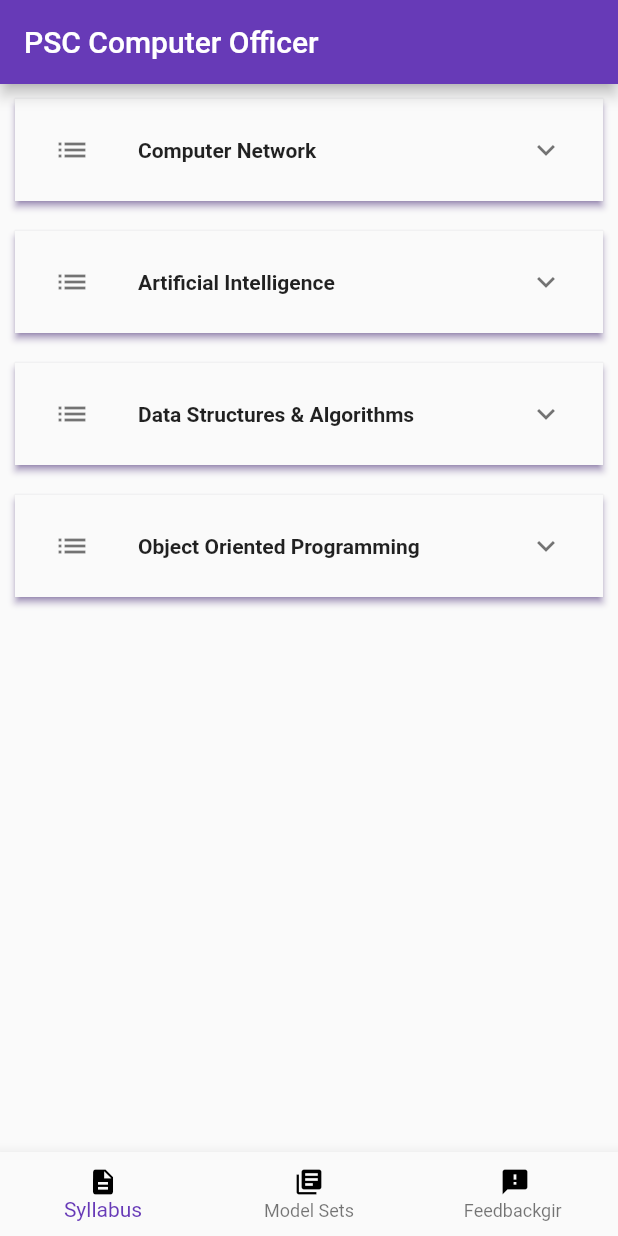
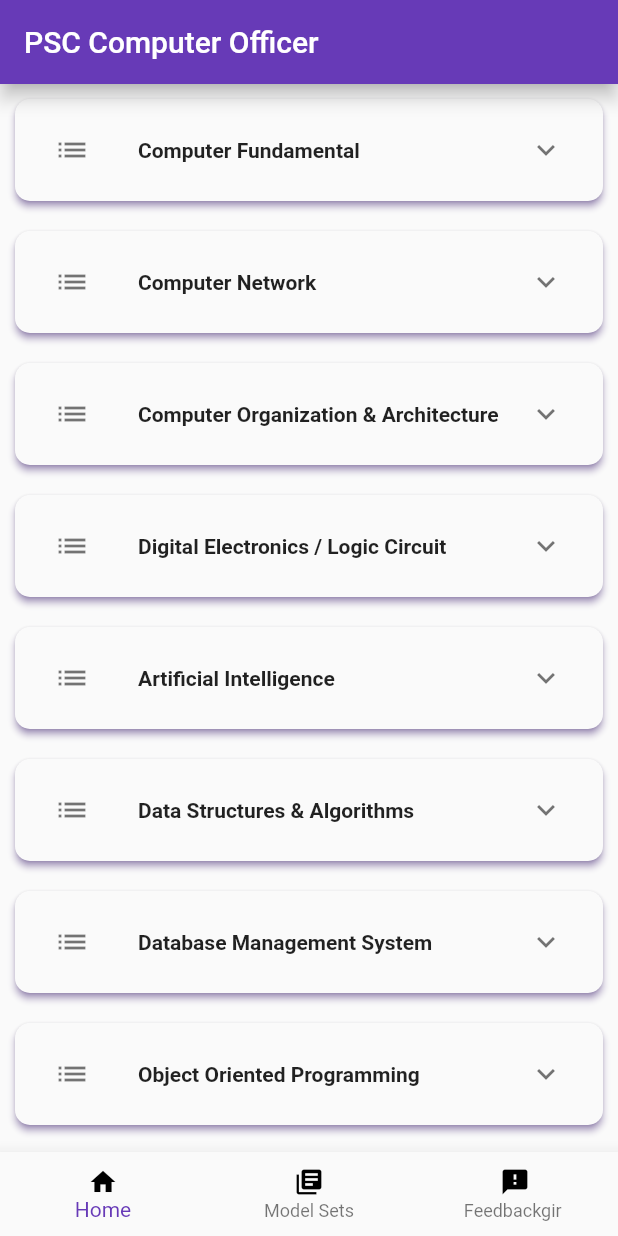
Before and after one commit to nishantjoshee/loksewaguide, a Flutter app: the screen it shows after launch, on a phone screen of 412 x 824 dp. Run offline on Flutter 3.47's test engine with Material 2 defaults, Android fonts, the light colour scheme and no system bars.

Commit message:
Added more subjects and options

```diff
--- a/lib/homePage.dart
+++ b/lib/homePage.dart
@@ -12,6 +12,9 @@ class _HomePageState extends State<HomePage> {
     return Padding(
       padding: EdgeInsets.all(10),
       child: Material(
+        shape: RoundedRectangleBorder(
+            borderRadius: BorderRadius.circular(10)
+        ),
       shadowColor: Colors.deepPurple,
       elevation: 2,
       child: Container(
@@ -39,6 +42,10 @@ class _HomePageState extends State<HomePage> {
                           Padding(
                             padding: const EdgeInsets.all(5.0),
                             child: RaisedButton(
+                              elevation: 6,
+                              shape: RoundedRectangleBorder(
+                                borderRadius: BorderRadius.circular(10)
+                              ),
                               onPressed: (){
                                 Navigator.push(
                                     context,
@@ -57,6 +64,10 @@ class _HomePageState extends State<HomePage> {
                           Padding(
                             padding: const EdgeInsets.all(5.0),
                             child: RaisedButton(
+                              elevation: 6,
+                              shape: RoundedRectangleBorder(
+                                  borderRadius: BorderRadius.circular(10)
+                              ),
                               onPressed: (){
                                 Navigator.push(
                                     context,
@@ -75,6 +86,10 @@ class _HomePageState extends State<HomePage> {
                           Padding(
                             padding: const EdgeInsets.all(5.0),
                             child: RaisedButton(
+                              elevation: 6,
+                              shape: RoundedRectangleBorder(
+                                  borderRadius: BorderRadius.circular(10)
+                              ),
                               onPressed: (){
                                 Navigator.push(
                                     context,
@@ -82,7 +97,7 @@ class _HomePageState extends State<HomePage> {
                                         builder: (BuildContext context)=>GetQuizJson(jsonPath)));
                               },
                               child: Text(
-                                  "Test",
+                                  "Quiz Test",
                                 style: TextStyle(
                                   color: Colors.white,
                                 ),
@@ -93,6 +108,32 @@ class _HomePageState extends State<HomePage> {
                           Padding(
                             padding: const EdgeInsets.all(5.0),
                             child: RaisedButton(
+                              elevation: 6,
+                              shape: RoundedRectangleBorder(
+                                  borderRadius: BorderRadius.circular(10)
+                              ),
+                              onPressed: (){
+                                Navigator.push(
+                                    context,
+                                    MaterialPageRoute(
+                                        builder: (BuildContext context)=>HomePage()));
+                              },
+                              child: Text(
+                                "Solutions",
+                                style: TextStyle(
+                                  color: Colors.white,
+                                ),
+                              ),
+                              color: Colors.deepPurple,
+                            ),
+                          ),
+                          Padding(
+                            padding: const EdgeInsets.all(5.0),
+                            child: RaisedButton(
+                              elevation: 6,
+                              shape: RoundedRectangleBorder(
+                                  borderRadius: BorderRadius.circular(10)
+                              ),
                               onPressed: (){
                                 Navigator.push(
                                     context,
@@ -128,13 +169,23 @@ class _HomePageState extends State<HomePage> {
         [DeviceOrientation.portraitDown, DeviceOrientation.portraitUp]);
     return Scaffold(
       appBar: AppBar(
+        elevation: 5,
         title: Text("PSC Computer Officer"),
       ),
       body: ListView(
         children: [
 
           customcard(
+              "Computer Fundamental",
+              "assets/ai_agent.json"),
+          customcard(
               "Computer Network",
+              "assets/ai_agent.json"),
+          customcard(
+              "Computer Organization & Architecture",
+              "assets/ai_agent.json"),
+          customcard(
+              "Digital Electronics / Logic Circuit",
               "assets/ai_agent.json"),
           customcard(
               "Artificial Intelligence",
@@ -143,16 +194,36 @@ class _HomePageState extends State<HomePage> {
               "Data Structures & Algorithms",
               "assets/ai_set1.json"),
           customcard(
+              "Database Management System",
+              "assets/ai_agent.json"),
+          customcard(
               "Object Oriented Programming",
               "assets/history_of_ai_1.json"),
+          customcard(
+              "Operating System",
+              "assets/ai_agent.json"),
+          customcard(
+              "Computer Graphics",
+              "assets/ai_agent.json"),
+          customcard(
+              "Software Engineering Principles (System Analysis & Desgin)",
+              "assets/ai_agent.json"),
+          customcard(
+              "Theory of Computation",
+              "assets/ai_agent.json"),
+          customcard(
+              "Compiler Design",
+              "assets/ai_agent.json"),
         ],
       ),
       bottomNavigationBar: BottomNavigationBar(
         iconSize: 20,
+        elevation: 10,
         items: [
+
           BottomNavigationBarItem(
-              icon: Icon(Icons.description,color: Color.fromARGB(255, 0, 0, 0)),
-              title: new Text("Syllabus"),
+              icon: Icon(Icons.home,color: Color.fromARGB(255, 0, 0, 0)),
+              title: new Text("Home"),
           ),
 
           BottomNavigationBarItem(
```
